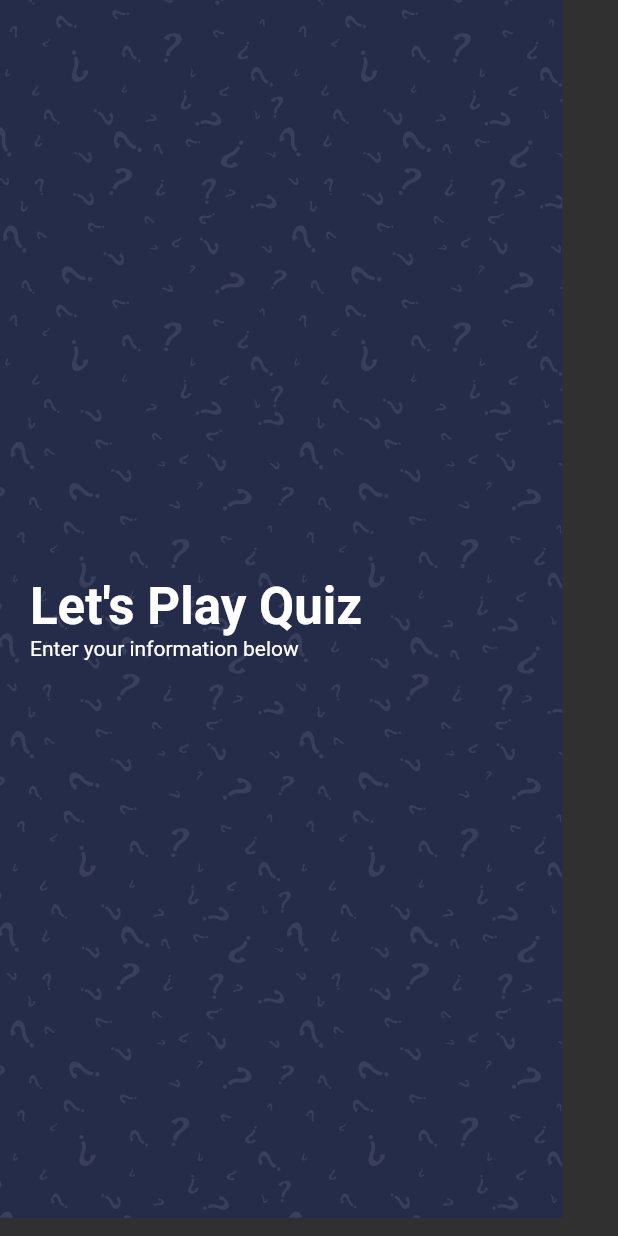
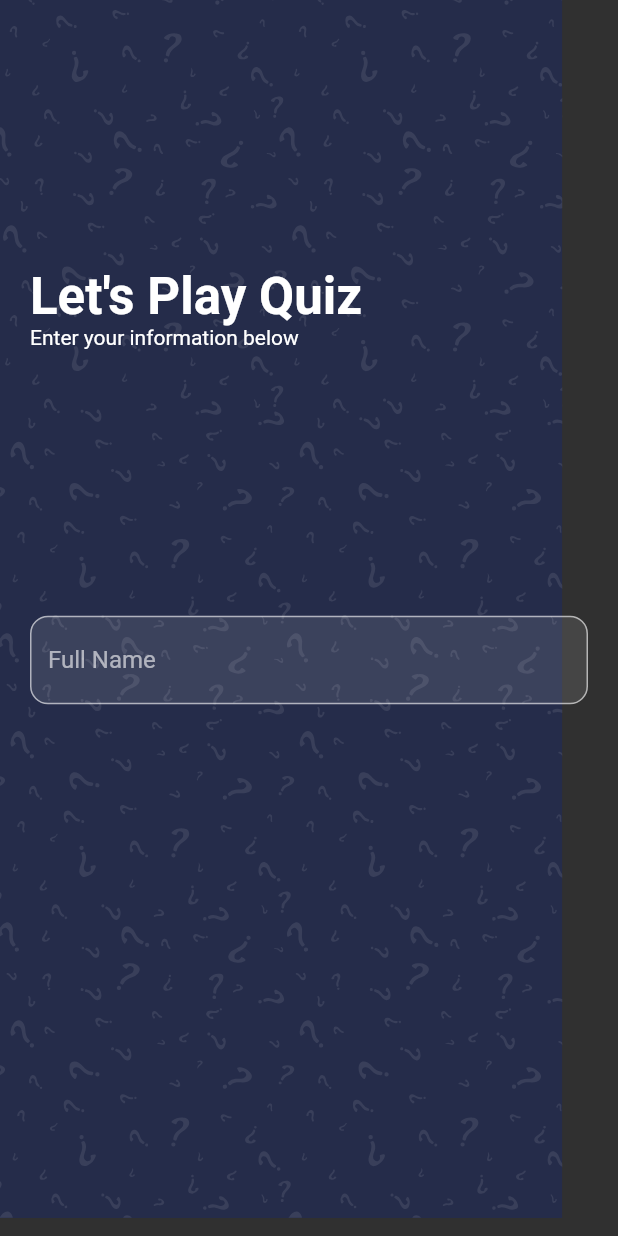
Before and after one commit to ktmymt/flutter_quiz_app, a Flutter app: the screen it shows after launch, on a phone screen of 412 x 824 dp. Run offline on Flutter 3.47's test engine with Material 2 defaults, Android fonts, the phone set to English and light mode, and no system bars; our stand-ins replace websafe_svg.

Commit message:
add text field for name

```diff
--- a/lib/screens/welcome_screen.dart
+++ b/lib/screens/welcome_screen.dart
@@ -23,6 +23,16 @@ class WelcomeScreen extends StatelessWidget {
                           color: Colors.white, fontWeight: FontWeight.bold),
                     ),
                     Text("Enter your information below"),
+                    Spacer(),
+                    TextField(
+                      decoration: InputDecoration(
+                          filled: true,
+                          hintText: "Full Name",
+                          border: OutlineInputBorder(
+                              borderRadius:
+                                  BorderRadius.all(Radius.circular(12)))),
+                    ),
+                    Spacer(),
                     Spacer()
                   ],
                 )))
```
